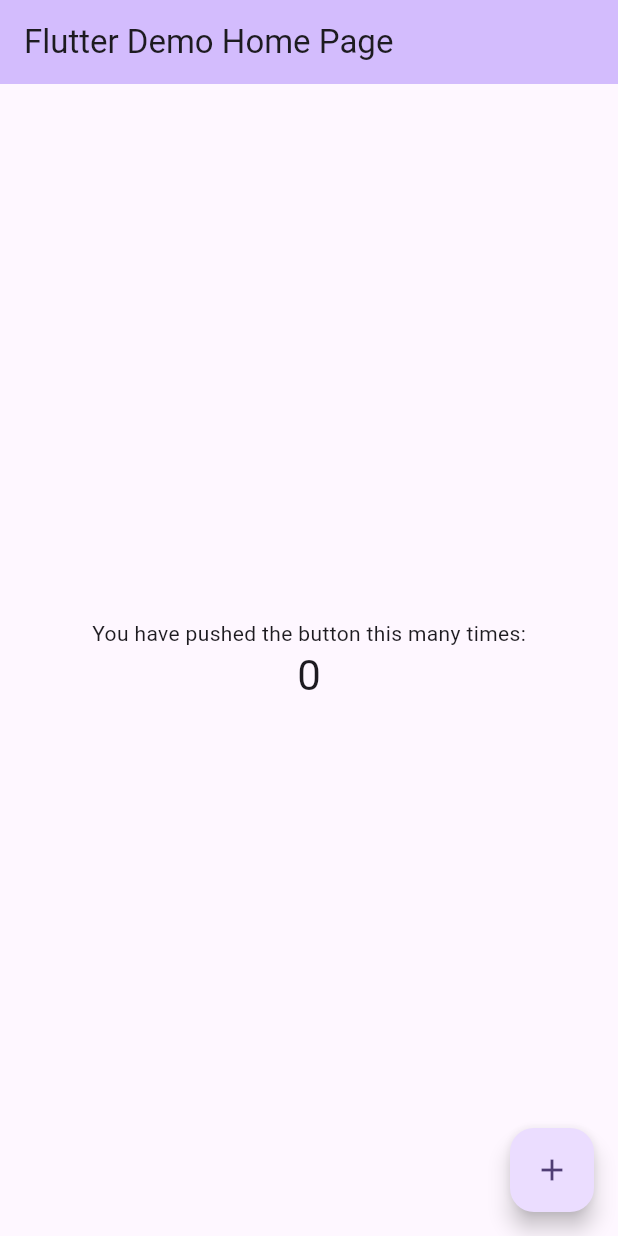
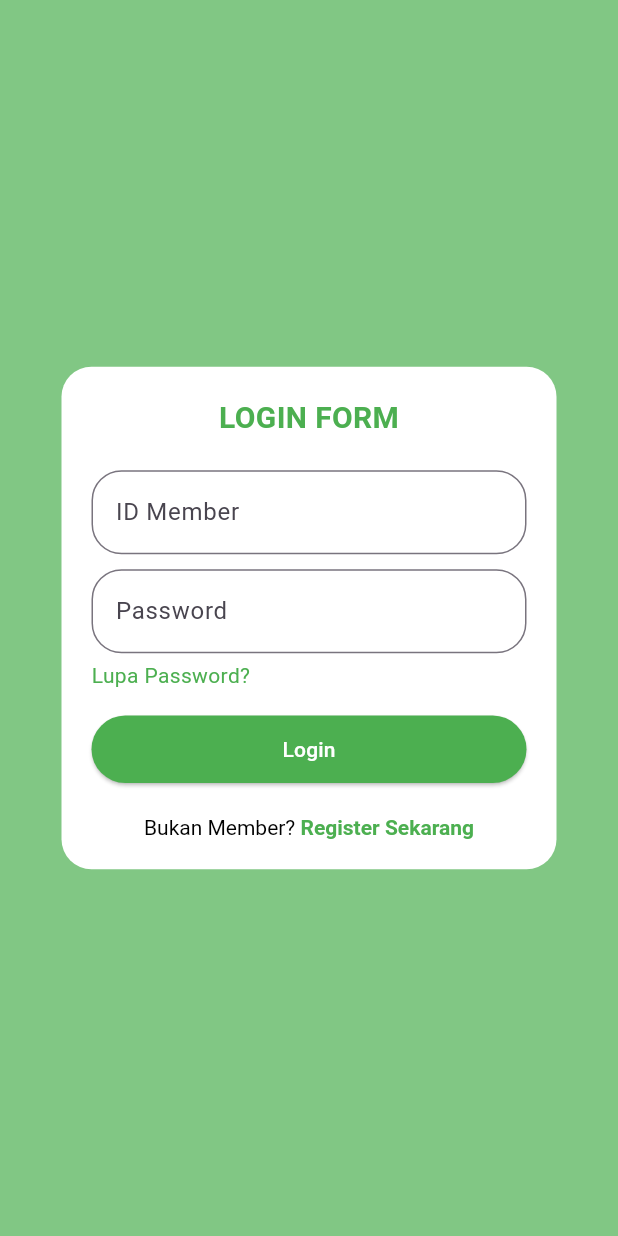
Before and after one commit to marrrunja/project-mobile-gasku, a Flutter app: the screen it shows after launch, on a phone screen of 412 x 824 dp. Run offline on Flutter 3.47's test engine with Material 3 defaults, Android fonts, the phone set to English and light mode, and no system bars.

Commit message:
login dan lain-lain dh jadi

```diff
--- /dev/null
+++ b/lib/login_page.dart
@@ -0,0 +1,116 @@
+// login_page.dart
+import 'package:flutter/material.dart';
+import 'forgot_password_page.dart';
+import 'login_failed_page.dart'; // pastikan file ini ada di folder yang sama
+
+class LoginPage extends StatelessWidget {
+  final TextEditingController idController = TextEditingController();
+  final TextEditingController passController = TextEditingController();
+
+  LoginPage({super.key});
+
+  @override
+  Widget build(BuildContext context) {
+    return Scaffold(
+      backgroundColor: Colors.green.shade300,
+      body: Center(
+        child: Container(
+          padding: const EdgeInsets.all(20),
+          width: 330,
+          decoration: BoxDecoration(
+            color: Colors.white,
+            borderRadius: BorderRadius.circular(20),
+          ),
+          child: Column(
+            mainAxisSize: MainAxisSize.min,
+            children: [
+              const Text("LOGIN FORM",
+                  style: TextStyle(fontSize: 20, fontWeight: FontWeight.bold, color: Colors.green)),
+              const SizedBox(height: 20),
+              TextField(
+                controller: idController,
+                decoration: const InputDecoration(
+                  hintText: "ID Member",
+                  border: OutlineInputBorder(
+                  borderRadius: BorderRadius.all(Radius.circular(20)))
+                ),
+              ),
+              const SizedBox(height: 10),
+              TextField(
+                controller: passController,
+                obscureText: true,
+                decoration: const InputDecoration(
+                  hintText: "Password",
+                  border: OutlineInputBorder(
+                    borderRadius: BorderRadius.all(
+                      Radius.circular(20),
+                    )
+                  ),
+                ),
+              ),
+              const SizedBox(height: 5),
+              GestureDetector(
+                onTap: () {
+                  Navigator.push(
+                    context,
+                    MaterialPageRoute(builder: (context) => ForgotPasswordPage()),
+                  );
+                },
+                child: const Align(
+                  alignment: Alignment.centerLeft,
+                  child: Text("Lupa Password?", style: TextStyle(color: Colors.green)),
+                ),
+              ),
+              const SizedBox(height: 15),
+              ElevatedButton(
+               style: ElevatedButton.styleFrom(
+               backgroundColor: Colors.green,
+               minimumSize: const Size(double.infinity, 45),
+              ),
+              onPressed: () {
+                if (idController.text == "12345" &&
+                  passController.text == "admin123") {
+
+                // TODO: nanti kalau ada halaman dashboard, pindah ke sana
+                ScaffoldMessenger.of(context).showSnackBar(
+                  const SnackBar(content: Text("Login Berhasil")),
+                );
+
+    } else {
+      Navigator.push(
+        context,
+        MaterialPageRoute(builder: (context) => const LoginFailedPage()),
+      );
+    }
+  },
+  child: const Text(
+    "Login",
+    style:TextStyle(color: Colors.white)),
+),
+const SizedBox(height: 20),
+            RichText(
+              text: TextSpan(
+                style: TextStyle(
+                  fontSize: 14,
+                  color: Colors.black, // warna teks default
+                  fontFamily: "Poppins",
+              ),
+              children: [
+              TextSpan(text: "Bukan Member? "),
+              TextSpan(
+                text: "Register Sekarang",
+              style: TextStyle(
+                color: Colors.green,   // warna hijau
+                fontWeight: FontWeight.bold,
+              ),
+              ),
+            ],
+            ),
+          ),
+            ],
+          ),
+        ),
+      ),
+    );
+  }
+}
--- a/lib/main.dart
+++ b/lib/main.dart
@@ -1,4 +1,5 @@
 import 'package:flutter/material.dart';
+import 'login_page.dart';
 
 void main() {
   runApp(const MyApp());
@@ -7,116 +8,11 @@ void main() {
 class MyApp extends StatelessWidget {
   const MyApp({super.key});
 
-  // This widget is the root of your application.
   @override
   Widget build(BuildContext context) {
     return MaterialApp(
-      title: 'Flutter Demo',
-      theme: ThemeData(
-        // This is the theme of your application.
-        //
-        // TRY THIS: Try running your application with "flutter run". You'll see
-        // the application has a purple toolbar. Then, without quitting the app,
-        // try changing the seedColor in the colorScheme below to Colors.green
-        // and then invoke "hot reload" (save your changes or press the "hot
-        // reload" button in a Flutter-supported IDE, or press "r" if you used
-        // the command line to start the app).
-        //
-        // Notice that the counter didn't reset back to zero; the application
-        // state is not lost during the reload. To reset the state, use hot
-        // restart instead.
-        //
-        // This works for code too, not just values: Most code changes can be
-        // tested with just a hot reload.
-        colorScheme: ColorScheme.fromSeed(seedColor: Colors.deepPurple),
-      ),
-      home: const MyHomePage(title: 'Flutter Demo Home Page'),
+      debugShowCheckedModeBanner: false,
+      home: LoginPage(),
     );
   }
 }
-
-class MyHomePage extends StatefulWidget {
-  const MyHomePage({super.key, required this.title});
-
-  // This widget is the home page of your application. It is stateful, meaning
-  // that it has a State object (defined below) that contains fields that affect
-  // how it looks.
-
-  // This class is the configuration for the state. It holds the values (in this
-  // case the title) provided by the parent (in this case the App widget) and
-  // used by the build method of the State. Fields in a Widget subclass are
-  // always marked "final".
-
-  final String title;
-
-  @override
-  State<MyHomePage> createState() => _MyHomePageState();
-}
-
-class _MyHomePageState extends State<MyHomePage> {
-  int _counter = 0;
-
-  void _incrementCounter() {
-    setState(() {
-      // This call to setState tells the Flutter framework that something has
-      // changed in this State, which causes it to rerun the build method below
-      // so that the display can reflect the updated values. If we changed
-      // _counter without calling setState(), then the build method would not be
-      // called again, and so nothing would appear to happen.
-      _counter++;
-    });
-  }
-
-  @override
-  Widget build(BuildContext context) {
-    // This method is rerun every time setState is called, for instance as done
-    // by the _incrementCounter method above.
-    //
-    // The Flutter framework has been optimized to make rerunning build methods
-    // fast, so that you can just rebuild anything that needs updating rather
-    // than having to individually change instances of widgets.
-    return Scaffold(
-      appBar: AppBar(
-        // TRY THIS: Try changing the color here to a specific color (to
-        // Colors.amber, perhaps?) and trigger a hot reload to see the AppBar
-        // change color while the other colors stay the same.
-        backgroundColor: Theme.of(context).colorScheme.inversePrimary,
-        // Here we take the value from the MyHomePage object that was created by
-        // the App.build method, and use it to set our appbar title.
-        title: Text(widget.title),
-      ),
-      body: Center(
-        // Center is a layout widget. It takes a single child and positions it
-        // in the middle of the parent.
-        child: Column(
-          // Column is also a layout widget. It takes a list of children and
-          // arranges them vertically. By default, it sizes itself to fit its
-          // children horizontally, and tries to be as tall as its parent.
-          //
-          // Column has various properties to control how it sizes itself and
-          // how it positions its children. Here we use mainAxisAlignment to
-          // center the children vertically; the main axis here is the vertical
-          // axis because Columns are vertical (the cross axis would be
-          // horizontal).
-          //
-          // TRY THIS: Invoke "debug painting" (choose the "Toggle Debug Paint"
-          // action in the IDE, or press "p" in the console), to see the
-          // wireframe for each widget.
-          mainAxisAlignment: MainAxisAlignment.center,
-          children: <Widget>[
-            const Text('You have pushed the button this many times:'),
-            Text(
-              '$_counter',
-              style: Theme.of(context).textTheme.headlineMedium,
-            ),
-          ],
-        ),
-      ),
-      floatingActionButton: FloatingActionButton(
-        onPressed: _incrementCounter,
-        tooltip: 'Increment',
-        child: const Icon(Icons.add),
-      ), // This trailing comma makes auto-formatting nicer for build methods.
-    );
-  }
-}
```
Also changed, not shown: lib/forgot_password_page.dart (added, +60 -0 lines), lib/login_failed_page.dart (added, +50 -0 lines), lib/otp_page.dart (added, +75 -0 lines), lib/reset_password_page.dart (added, +62 -0 lines), 1 other file.
